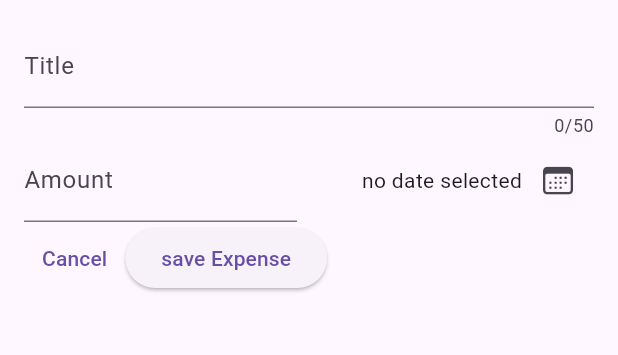
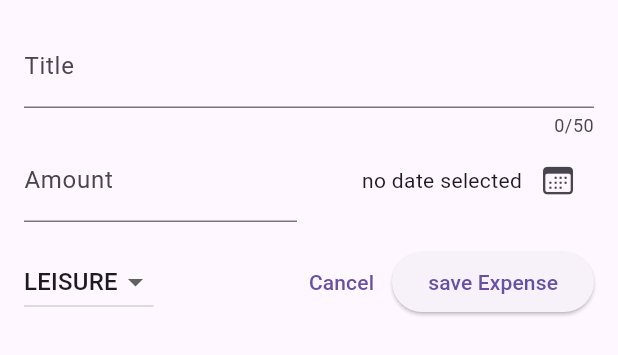
Before and after one commit to AliATZ/expense_tracker, a Flutter app: the NewExpense widget shown alone on an empty page, opened directly, on a phone screen of 412 x 824 dp. Shown: the top 355 px of the screen. Run offline on Flutter 3.47's test engine with Material 3 defaults, Android fonts, the phone set to English and light mode, and no system bars.

Commit message:
feat(app): [5-20] Add Category Button

```diff
--- a/lib/widgets/new_expense.dart
+++ b/lib/widgets/new_expense.dart
@@ -15,6 +15,7 @@ class _NewExpenseState extends State<NewExpense> {
   final _titleController = TextEditingController();
   final _amountController = TextEditingController();
   DateTime? _selectedDate;
+  Category _selectedCategory = Category.leisure;
 
   void _renderDatePicker() async {
     final now = DateTime.now();
@@ -80,8 +81,29 @@ class _NewExpenseState extends State<NewExpense> {
               ),
             ],
           ),
+          const SizedBox(height: 16),
           Row(
             children: [
+              DropdownButton(
+                value: _selectedCategory,
+                items: Category.values
+                    .map(
+                      (category) => DropdownMenuItem(
+                        value: category,
+                        child: Text(category.name.toUpperCase()),
+                      ),
+                    )
+                    .toList(),
+                onChanged: (value) {
+                  setState(() {
+                    if (value == null) {
+                      return;
+                    }
+                    _selectedCategory = value;
+                  });
+                },
+              ),
+              const Spacer(),
               TextButton(
                 onPressed: () {
                   Navigator.pop(context);
```
